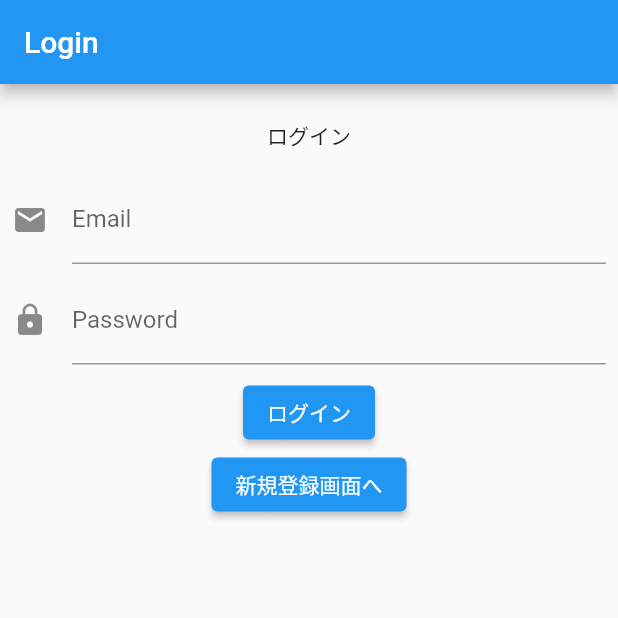
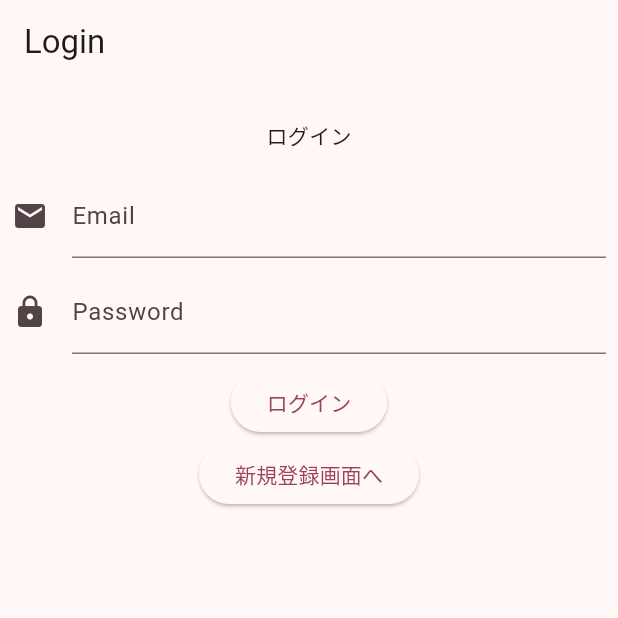
Before and after one commit to dao0203/using_riverpod_todo_app, a Flutter app: the screen it shows after launch, on a phone screen of 412 x 824 dp, the top half of it. Run offline on Flutter 3.47's test engine with Material 2 defaults, Android fonts, the phone set to English and light mode, and no system bars; our stand-ins replace cloud_firestore, firebase_auth, firebase_core, flutter_hooks, freezed_annotation, hooks_riverpod; accounts and stored records are empty; generated files the repository leaves out were written again.

Commit message:
[add] Material3を適用

```diff
--- a/lib/main.dart
+++ b/lib/main.dart
@@ -6,6 +6,7 @@ import 'package:using_riverpod_todo_app/ui/screen/auth_gate.dart';
 import 'package:using_riverpod_todo_app/ui/screen/login_screen.dart';
 import 'package:using_riverpod_todo_app/ui/screen/register_screen.dart';
 import 'package:using_riverpod_todo_app/ui/screen/todo_list_screen.dart';
+import 'package:using_riverpod_todo_app/ui/theme/color_schemes.g.dart';
 
 void main() async {
   WidgetsFlutterBinding.ensureInitialized();
@@ -28,13 +29,12 @@ class MyApp extends StatelessWidget {
     return MaterialApp(
       routes: {
         '/login': (context) => const LoginScreen(),
-        '/login/register': (context) => RegisterScreen(),
+        '/login/register': (context) => const RegisterScreen(),
         '/todo_list': (context) => const TodoListScreen(),
       },
       title: 'Flutter Demo',
-      theme: ThemeData(
-        primarySwatch: Colors.blue,
-      ),
+      theme: ThemeData(useMaterial3: true, colorScheme: lightColorScheme),
+      darkTheme: ThemeData(useMaterial3: true, colorScheme: darkColorScheme),
       home: const AuthGate(null),
     );
   }
```
Also changed, not shown: lib/ui/theme/color_schemes.g.dart (added).
